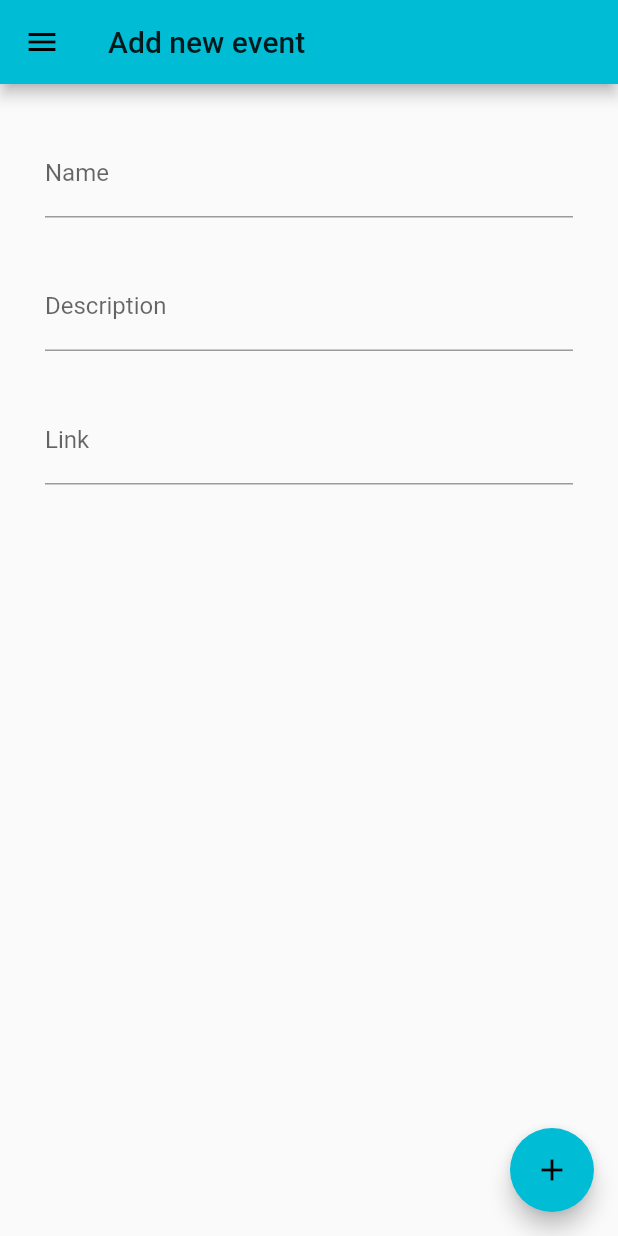
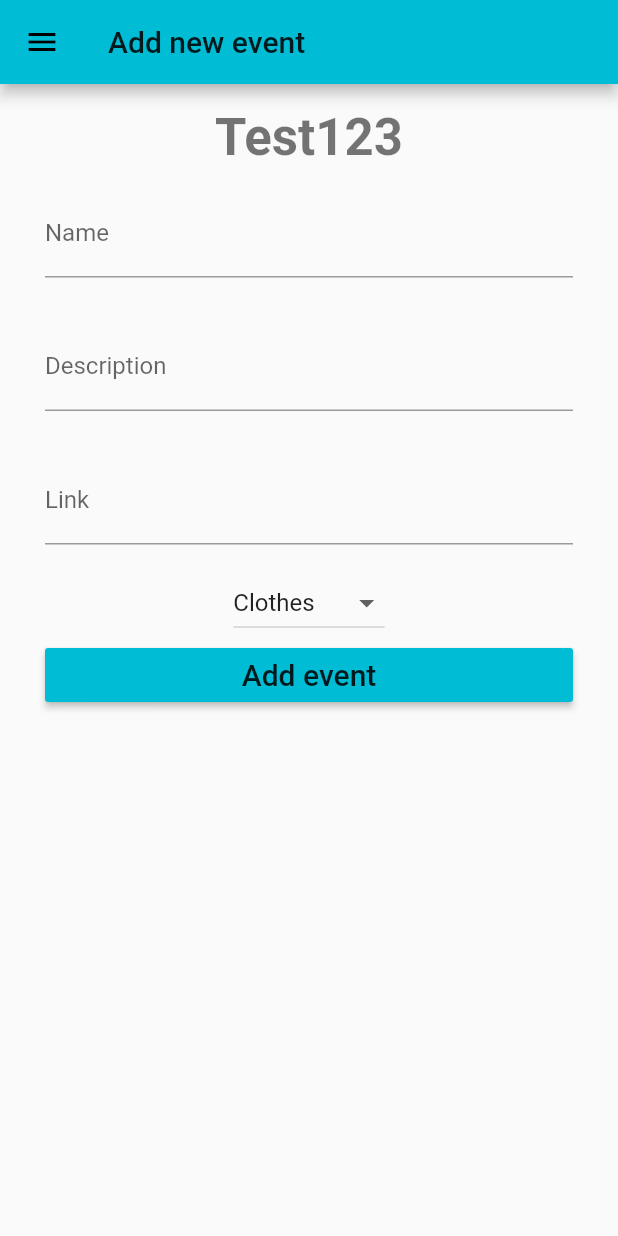
Before and after one commit to nikifaets/life-must-go-on, a Flutter app: the screen it shows after launch, in the side drawer, after a tap on "Clothes", on a phone screen of 412 x 824 dp. Run offline on Flutter 3.47's test engine with Material 2 defaults, Android fonts, the phone set to English and light mode, and no system bars.

Commit message:
added category button in add event

```diff
--- a/frontend/lib/about.dart
+++ b/frontend/lib/about.dart
@@ -43,7 +43,7 @@ class AboutPage extends StatelessWidget {
               Container(
                 margin: EdgeInsets.all(15),
                 child: Image.network(
-                  "https://lh3.googleusercontent.com/proxy/H_2cfa6ffvsThHloDRDJle0r6qU2evSSkHcXvsl9MFfD5z9szjnYH0kuWnPu599Jl-X_-Ya4JSEsyQzf5mL5rL7R_agv0OiQ8HmrbzIMBTtyerqqXYsmzmjO15c0cmzGBIjOisgALNJcHbY-P6qpY4hx6BUTelD8NywzNPsmmIb-vpAChU8yGYLs",
+                  "https://img.pngio.com/recycle-waste-symbol-recycling-bin-png-download-free-recycle-recycle-logo-png-920_880.png",
                   width: width / 2,
                 ),
               ),
--- a/frontend/lib/add_event.dart
+++ b/frontend/lib/add_event.dart
@@ -12,8 +12,10 @@ class _AddEventState extends State<AddEvent> {
   String name = "";
   String description = "";
   String link = "";
+  String category = "Clothes";
   @override
   Widget build(BuildContext context) {
+    // double width = MediaQuery.of(context).size.width;
     return Scaffold(
       key: _scaffoldKey,
       appBar: AppBar(
@@ -22,11 +24,19 @@ class _AddEventState extends State<AddEvent> {
       drawer: MyDrawer(
         curr: "add_event",
       ),
-      body: Center(
+      body: SingleChildScrollView(
+        child: Center(
           child: Container(
             padding: EdgeInsets.all(15),
             child: Column(
               children: [
+                Text(
+                  "Test123",
+                  style: Theme.of(context)
+                      .textTheme
+                      .headline4
+                      .copyWith(fontWeight: FontWeight.bold),
+                ),
                 Container(
                   margin: EdgeInsets.all(15),
                   child: TextField(
@@ -61,16 +71,51 @@ class _AddEventState extends State<AddEvent> {
                     },
                   ),
                 ),
-              // Text("$name $description $link")
+                DropdownButton(
+                    value: category,
+                    items: [
+                      DropdownMenuItem(
+                        child: Text("Clothes"),
+                        value: "Clothes",
+                      ),
+                      DropdownMenuItem(
+                        child: Text("Toys"),
+                        value: "Toys",
+                      ),
+                      DropdownMenuItem(
+                        child: Text("Food"),
+                        value: "Food",
+                      ),
+                      DropdownMenuItem(
+                        child: Text("Household"),
+                        value: "Household",
+                      ),
+                    ],
+                    onChanged: (value) {
+                      setState(() {
+                        category = value;
+                      });
+                    }),
+                Container(
+                  margin: EdgeInsets.symmetric(horizontal: 15),
+                  child: SizedBox(
+                    width: double.infinity,
+                    child: RaisedButton(
+                      color: Theme.of(context).accentColor,
+                      onPressed: () {
+                        Navigator.of(context).pop();
+                      },
+                      child: Text(
+                        "Add event",
+                        style: Theme.of(context).textTheme.headline6,
+                      ),
+                    ),
+                  ),
+                ),
               ],
             ),
           ),
         ),
-      floatingActionButton: FloatingActionButton(
-        child: Icon(Icons.add),
-        onPressed: () {
-          Navigator.of(context).pop();
-        },
       ),
     );
   }
```
Also changed, not shown: 2 other files. Lines whose indentation alone changed are shown as unchanged.
